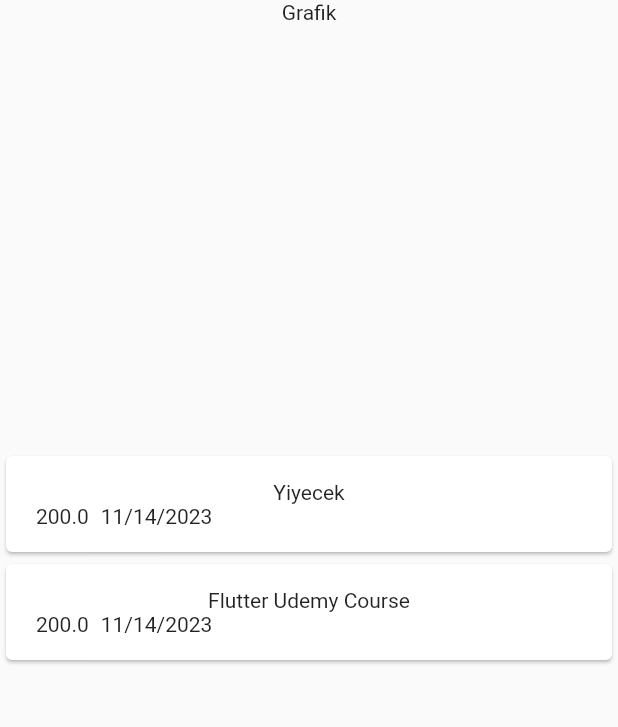
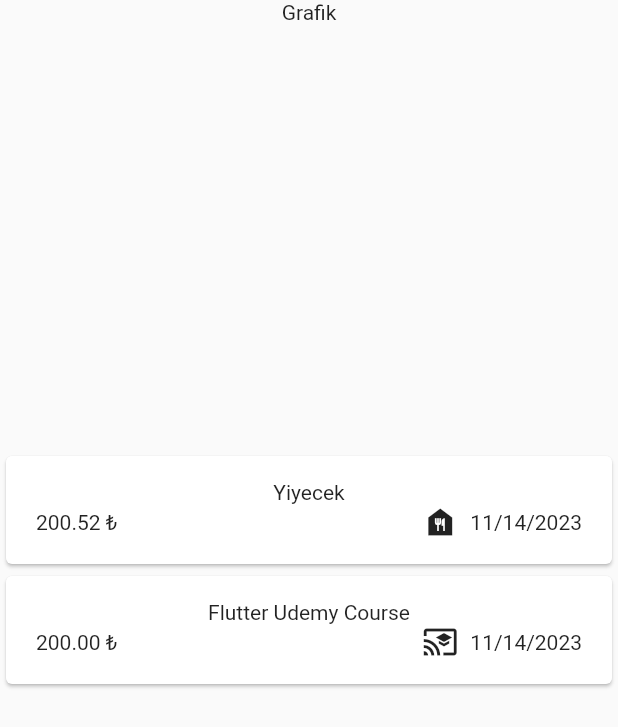
Before and after one commit to halit-kalayci-instruction/tobeto1a-flutter-projects, a Flutter app: the screen it shows after launch, on a phone screen of 412 x 824 dp. Shown: the top 727 px of the screen. Run offline on Flutter 3.47's test engine with Material 2 defaults, Android fonts, the phone set to English and light mode, and no system bars.

Commit message:
expense design

```diff
--- a/expenseapp/lib/models/expense.dart
+++ b/expenseapp/lib/models/expense.dart
@@ -1,11 +1,19 @@
 // identifier => kimlik belirleyici (id)
 
+import 'package:flutter/material.dart';
 import 'package:intl/intl.dart';
 import 'package:uuid/uuid.dart';
 
 const uuid = Uuid();
 
 enum Category { food, education, travel, work }
+
+const categoryIcons = {
+  Category.food: Icons.food_bank,
+  Category.education: Icons.cast_for_education,
+  Category.travel: Icons.car_rental,
+  Category.work: Icons.business
+};
 
 class Expense {
   Expense(
--- a/expenseapp/lib/pages/expense_list.dart
+++ b/expenseapp/lib/pages/expense_list.dart
@@ -14,7 +14,7 @@ class _ExpenseListState extends State<ExpenseList> {
   final List<Expense> expenses = [
     Expense(
         name: "Yiyecek",
-        price: 200,
+        price: 200.524,
         date: DateTime.now(),
         category: Category.food),
     Expense(
--- a/expenseapp/lib/widgets/expense_item.dart
+++ b/expenseapp/lib/widgets/expense_item.dart
@@ -1,6 +1,7 @@
 import 'package:expenseapp/models/expense.dart';
 import 'package:flutter/material.dart';
 
+// 10:05
 class ExpenseItem extends StatelessWidget {
   const ExpenseItem(this.expense, {Key? key}) : super(key: key);
   final Expense expense;
@@ -15,7 +16,10 @@ class ExpenseItem extends StatelessWidget {
             Text(expense.name),
             Row(
               children: [
-                Text(expense.price.toString()),
+                // String Interpolation
+                Text("${expense.price.toStringAsFixed(2)} ₺"), // Alt GR + T
+                const Spacer(),
+                Icon(categoryIcons[expense.category]),
                 const SizedBox(width: 8),
                 Text(expense.formattedDate)
               ],
```
